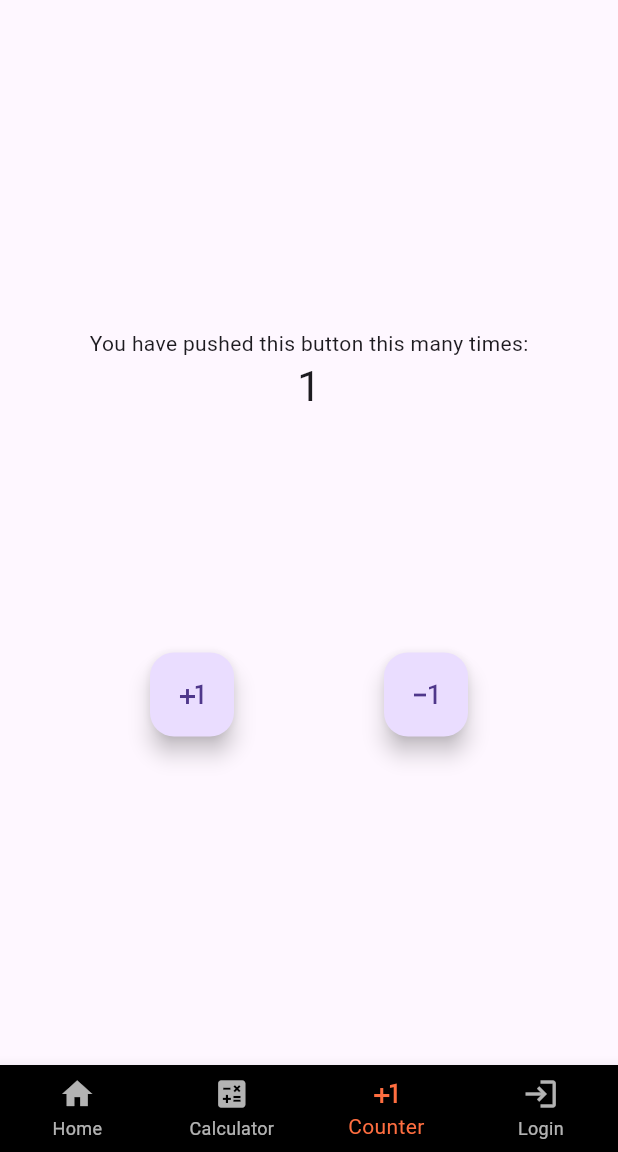
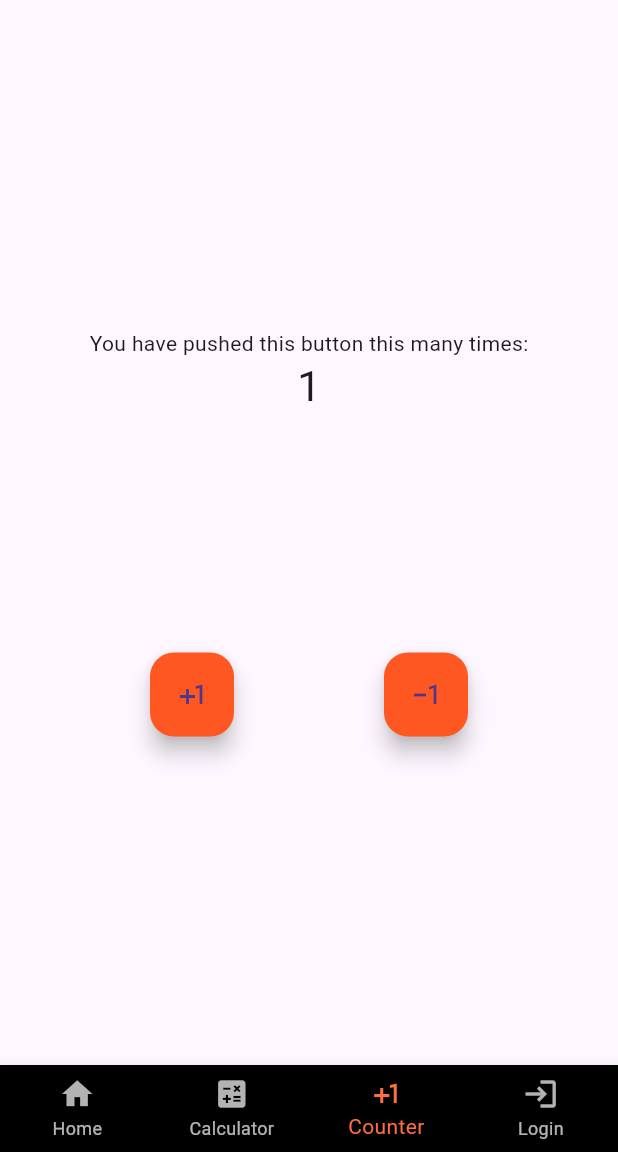
Before and after one commit to AlanDiCha123/testapp, a Flutter app: the screen it shows after launch, item 3 of the bottom bar chosen, after a tap on the "plus one" icon, on a phone screen of 412 x 824 dp, the part 84-1236 px from its top. Run offline on Flutter 3.47's test engine with Material 3 defaults, Android fonts, the phone set to English and light mode, and no system bars; our stand-ins replace math_expressions, shared_preferences.

Commit message:
Data persistence added with controller in BottomNavigationBar widget

```diff
--- a/lib/Counter.dart
+++ b/lib/Counter.dart
@@ -42,10 +42,12 @@ class _CounterState extends State<Counter> {
             children: <FloatingActionButton>[
               FloatingActionButton(
                 onPressed: _incrementCounter,
+                backgroundColor: Colors.deepOrange,
                 child: const Icon(Icons.plus_one),
               ),
               FloatingActionButton(
                 onPressed: _decrementCounter,
+                backgroundColor: Colors.deepOrange,
                 child: const Icon(Icons.exposure_minus_1),
               ),
             ],
--- a/lib/Home.dart
+++ b/lib/Home.dart
@@ -1,5 +1,5 @@
-
 import 'package:flutter/material.dart';
+import 'package:shared_preferences/shared_preferences.dart';
 
 class Home extends StatefulWidget {
   const Home({super.key});
@@ -11,13 +11,28 @@ class Home extends StatefulWidget {
 class _HomeState extends State<Home> {
 
   String username = '';
+  final Future<SharedPreferences> _prefs = SharedPreferences.getInstance();
+  Future<void> getName() async{
+    final SharedPreferences preferences = await _prefs;
+    if (preferences != Null){
+      setState(() {
+        username = (preferences.getString('name') ?? '');
+      });
+    }
+  }
+
+  @override
+  void initState() {
+    super.initState();
+    getName();
+  }
 
 
   @override
   Widget build(BuildContext context) {
     return Center(
       child: Column(
-        crossAxisAlignment: CrossAxisAlignment.end,
+        mainAxisAlignment: MainAxisAlignment.center,
         children: <Text>[
           const Text('Welcome',
             textAlign: TextAlign.center,
@@ -28,7 +43,8 @@ class _HomeState extends State<Home> {
           Text(username,
             textAlign: TextAlign.center,
             style: const TextStyle(
-                fontSize: 30
+              fontSize: 30,
+              fontWeight: FontWeight.bold
             ),
           ),
         ],
--- a/lib/main.dart
+++ b/lib/main.dart
@@ -23,8 +23,19 @@ class _MyAppState extends State<MyApp> {
     const Home(),
     const CalculatorAppHome(),
     const Counter(),
-    const Login()
   ];
+
+  void home(int n){
+    setState(() {
+      _selectedIndex = n;
+    });
+  }
+
+  @override
+  void initState() {
+    super.initState();
+    _widgetOptions.add(Login(home: home));
+  }
 
   void _onItemTapped(int index) {
     setState(() {
@@ -39,13 +50,19 @@ class _MyAppState extends State<MyApp> {
     return MaterialApp(
       title: 'Flutter Bottom Navigation Bar',
       theme: ThemeData(
-        primarySwatch: Colors.blue,
+        useMaterial3: true,
+        brightness: Brightness.light,
+        primaryColor: Colors.deepOrange,
+      ),
+      darkTheme: ThemeData(
+        useMaterial3: true,
+        brightness: Brightness.dark,
+        primaryColor: Colors.deepOrangeAccent
       ),
       routes: {
         '/home': (context) => const Home(),
         '/calculator': (context) => const CalculatorAppHome(),
         '/counter': (context) => const Counter(),
-        '/login': (context) => const Login(),
       },
       debugShowCheckedModeBanner: false,
       home: Scaffold(
--- a/pubspec.yaml
+++ b/pubspec.yaml
@@ -36,6 +36,7 @@ dependencies:
   # Use with the CupertinoIcons class for iOS style icons.
   cupertino_icons: ^1.0.2
   math_expressions: ^2.4.0
+  shared_preferences: ^2.2.2
 
 dev_dependencies:
   flutter_test:
@@ -46,7 +47,7 @@ dev_dependencies:
   # activated in the `analysis_options.yaml` file located at the root of your
   # package. See that file for information about deactivating specific lint
   # rules and activating additional ones.
-  flutter_lints: ^2.0.0
+  flutter_lints: ^3.0.1
 
 # For information on the generic Dart part of this file, see the
 # following page: https://dart.dev/tools/pub/pubspec
```
Also changed, not shown: lib/Login.dart (+28 -7 lines), pubspec.lock.
